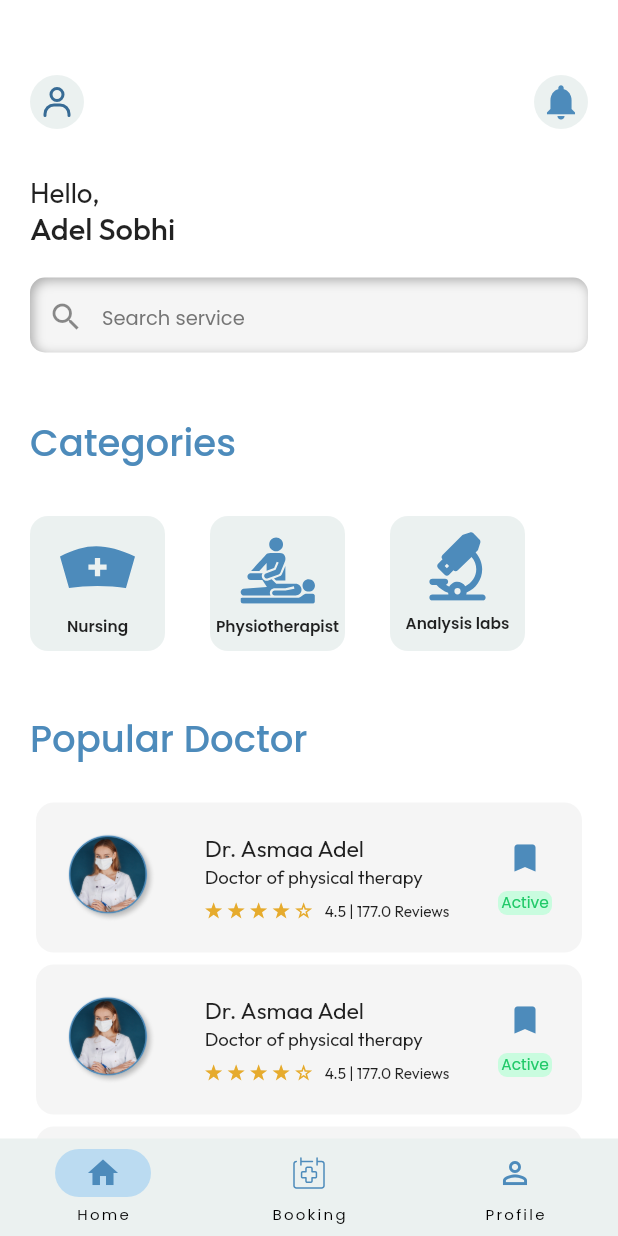
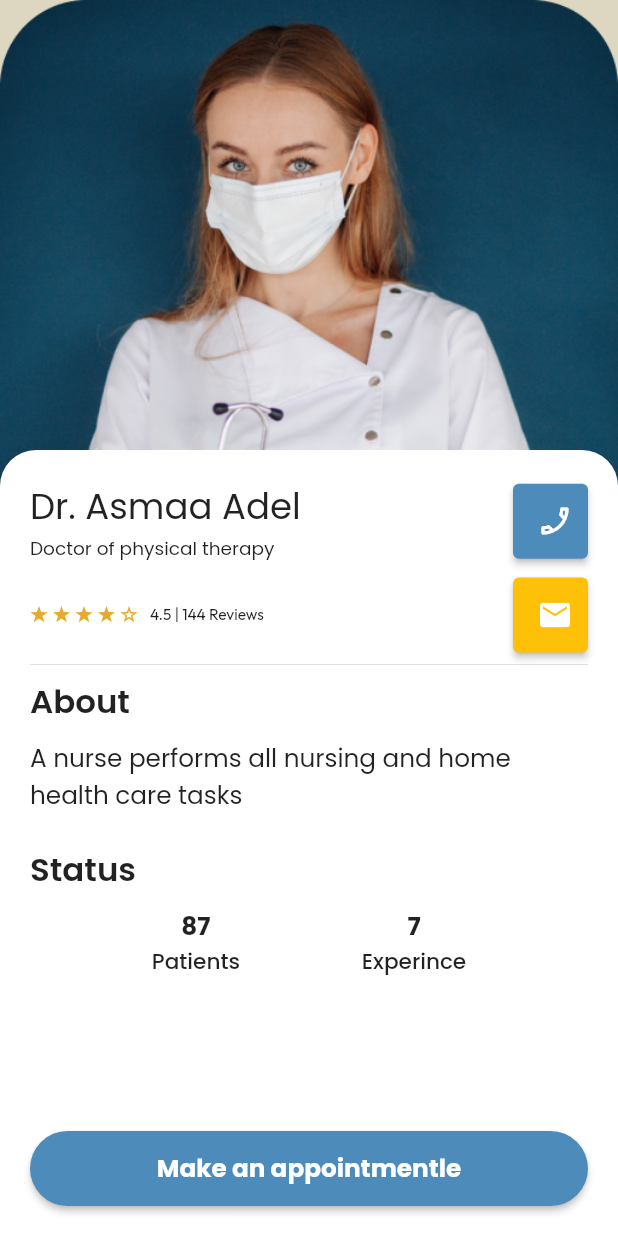
Before and after one commit to ahm3dElgharbawy/DocHome, a Flutter app: the screen it shows after launch, on a phone screen of 412 x 824 dp. Run offline on Flutter 3.47's test engine with Material 3 defaults, Android fonts, the phone set to English and light mode, and no system bars; our stand-ins replace flutter_inset_box_shadow, flutter_svg, get; project files that could hold a hidden picture were left out.

Commit message:
booking-screen_ui-done

```diff
--- a/lib/common/widgets/buttons/rounded_button.dart
+++ b/lib/common/widgets/buttons/rounded_button.dart
@@ -1,4 +1,5 @@
 import 'package:dochome/utils/constants/colors.dart';
+import 'package:dochome/utils/theme/app_styles.dart';
 import 'package:flutter/material.dart';
 
 class CRoundedButton extends StatelessWidget {
@@ -23,7 +24,7 @@ class CRoundedButton extends StatelessWidget {
             borderRadius: BorderRadius.circular(25)
           )
         ),
-        child: Text(title),
+        child: Text(title , style: AppStyles.styleBold16(context),),
       ),
     );
   }
--- /dev/null
+++ b/lib/features/find_cargiver/screens/booking_screen.dart
@@ -0,0 +1,42 @@
+import 'package:dochome/common/widgets/buttons/rounded_button.dart';
+import 'package:dochome/common/widgets/containers/rounded_container.dart';
+import 'package:dochome/features/find_cargiver/widgets/about_section.dart';
+import 'package:dochome/features/find_cargiver/widgets/booking_doctor_details.dart';
+import 'package:dochome/features/find_cargiver/widgets/custom_app_bar.dart';
+import 'package:dochome/features/find_cargiver/widgets/custom_elevated_botton.dart';
+import 'package:dochome/features/find_cargiver/widgets/status_section.dart';
+import 'package:dochome/features/home/widgets/custom_rate_row.dart';
+import 'package:dochome/utils/constants/colors.dart';
+import 'package:dochome/utils/theme/app_styles.dart';
+import 'package:flutter/material.dart';
+import 'package:flutter_svg/svg.dart';
+
+class BookingScreen extends StatelessWidget {
+  const BookingScreen({super.key});
+
+  @override
+  Widget build(BuildContext context) {
+    return Scaffold(
+        backgroundColor: const Color.fromARGB(255, 221, 214, 192),
+        body: Stack(
+          children: [
+            Positioned(
+              top: 0,
+              left: 0,
+              right: 0,
+              child: AspectRatio(
+                aspectRatio: 1,
+                child: Image.asset(
+                  'assets/images/Rectangle 45.png',
+                  fit: BoxFit.cover,
+                ),
+              ),
+            ),
+            const Positioned.fill(
+              top: 300,
+              child: BookingDoctorDetails(),
+            ),
+          ],
+        ));
+  }
+}
--- a/lib/features/find_cargiver/screens/nursing_stuff.dart
+++ b/lib/features/find_cargiver/screens/nursing_stuff.dart
@@ -1,6 +1,6 @@
 import 'package:dochome/features/find_cargiver/widgets/custom_app_bar.dart';
 import 'package:dochome/features/home/models/Doctor_detalis_model.dart';
-import 'package:dochome/features/home/widgets/populer_doctor_list_view_item.dart';
+import 'package:dochome/features/home/widgets/doctor_info.dart';
 import 'package:flutter/material.dart';
 
 class NursingStuff extends StatelessWidget {
--- /dev/null
+++ b/lib/features/find_cargiver/widgets/about_section.dart
@@ -0,0 +1,29 @@
+
+import 'package:dochome/utils/theme/app_styles.dart';
+import 'package:flutter/material.dart';
+
+class AboutSection extends StatelessWidget {
+  const AboutSection({
+    super.key,
+  });
+
+  @override
+  Widget build(BuildContext context) {
+    return Column(
+      crossAxisAlignment: CrossAxisAlignment.start,
+      children: [
+        Text(
+          'About',
+          style: AppStyles.styleSemiBold21(context),
+        ),
+        const SizedBox(
+          height: 10,
+        ),
+        Text(
+          'A nurse performs all nursing and home health care tasks',
+          style: AppStyles.styleLight16(context),
+        ),
+      ],
+    );
+  }
+}
--- /dev/null
+++ b/lib/features/find_cargiver/widgets/booking_doctor_details.dart
@@ -0,0 +1,94 @@
+import 'package:dochome/common/widgets/buttons/rounded_button.dart';
+import 'package:dochome/features/find_cargiver/widgets/about_section.dart';
+import 'package:dochome/features/find_cargiver/widgets/custom_elevated_botton.dart';
+import 'package:dochome/features/find_cargiver/widgets/status_section.dart';
+import 'package:dochome/features/home/widgets/custom_rate_row.dart';
+import 'package:dochome/utils/constants/colors.dart';
+import 'package:dochome/utils/theme/app_styles.dart';
+import 'package:flutter/material.dart';
+
+class BookingDoctorDetails extends StatelessWidget {
+  const BookingDoctorDetails({
+    super.key,
+  });
+
+  @override
+  Widget build(BuildContext context) {
+    return Container(
+      decoration: const BoxDecoration(
+        color: Colors.white,
+        borderRadius: BorderRadiusDirectional.only(
+          topStart: Radius.circular(24),
+          topEnd: Radius.circular(24),
+        ),
+      ),
+      child: Padding(
+        padding: const EdgeInsets.only(top: 20, left: 20, right: 20),
+        child: Column(
+          crossAxisAlignment: CrossAxisAlignment.start,
+          children: [
+            Row(
+              mainAxisAlignment: MainAxisAlignment.spaceBetween,
+              children: [
+                Column(
+                  crossAxisAlignment: CrossAxisAlignment.start,
+                  children: [
+                    FittedBox(
+                      fit: BoxFit.scaleDown,
+                      child: Text(
+                        'Dr. Asmaa Adel ',
+                        style: AppStyles.styleRegular23(context),
+                      ),
+                    ),
+                    FittedBox(
+                      fit: BoxFit.scaleDown,
+                      child: Text(
+                        'Doctor of physical therapy',
+                        style: AppStyles.styleLight12(context),
+                      ),
+                    ),
+                  ],
+                ),
+                const CustomElevatedButton(
+                  icon: Icons.phone_enabled_outlined,
+                  color: CColors.primary,
+                ),
+              ],
+            ),
+            const SizedBox(
+              height: 10,
+            ),
+            const Row(
+              mainAxisAlignment: MainAxisAlignment.spaceBetween,
+              children: [
+                CustomRateRow(),
+                CustomElevatedButton(
+                  icon: Icons.email,
+                  color: Colors.amber,
+                ),
+              ],
+            ),
+            const Divider(),
+            const AboutSection(),
+            const SizedBox(
+              height: 20,
+            ),
+            const StatusSection(),
+           const Expanded(
+              child:  SizedBox(
+                height: 20,
+              ),
+            ),
+            CRoundedButton(
+              title: 'Make an appointmentle',
+              onPressed: () {},
+            ),
+          const  SizedBox(
+                height: 20,
+              ),
+          ],
+        ),
+      ),
+    );
+  }
+}
--- /dev/null
+++ b/lib/features/find_cargiver/widgets/custom_elevated_botton.dart
@@ -0,0 +1,23 @@
+
+import 'package:flutter/material.dart';
+
+class CustomElevatedButton extends StatelessWidget {
+  const CustomElevatedButton({
+    super.key, required this.color, required this.icon,
+  });
+final Color color;
+final IconData icon;
+  @override
+  Widget build(BuildContext context) {
+    return SizedBox(
+      height: 50,
+      width: 50,
+      child: ElevatedButton(
+        style: ElevatedButton.styleFrom(
+            backgroundColor: color, ),
+        onPressed: () {},
+        child:  Center(child: Icon(icon)),
+      ),
+    );
+  }
+}
--- /dev/null
+++ b/lib/features/find_cargiver/widgets/status_section.dart
@@ -0,0 +1,54 @@
+
+import 'package:dochome/utils/theme/app_styles.dart';
+import 'package:flutter/material.dart';
+
+class StatusSection extends StatelessWidget {
+  const StatusSection({
+    super.key,
+  });
+
+  @override
+  Widget build(BuildContext context) {
+    return Column(
+      crossAxisAlignment: CrossAxisAlignment.start,
+      children: [
+        Text(
+          'Status',
+          style: AppStyles.styleSemiBold21(context),
+        ),
+        const SizedBox(
+          height: 10,
+        ),
+        Row(
+          mainAxisAlignment: MainAxisAlignment.spaceEvenly,
+          children: [
+            Column(
+              children: [
+                Text(
+                  '87',
+                  style: AppStyles.styleBold16(context),
+                ),
+                Text(
+                  'Patients',
+                  style: AppStyles.styleMedium14(context),
+                )
+              ],
+            ),
+            Column(
+              children: [
+                Text(
+                  '7',
+                  style: AppStyles.styleBold16(context),
+                ),
+                Text(
+                  'Experince',
+                  style: AppStyles.styleMedium14(context),
+                )
+              ],
+            ),
+          ],
+        ),
+      ],
+    );
+  }
+}
--- a/lib/features/home/models/Doctor_detalis_model.dart
+++ b/lib/features/home/models/Doctor_detalis_model.dart
@@ -1,7 +1,8 @@
 class DoctorDetalisModel {
 
   final String image , name , titel ;
-  final double rate , reviews;
+  final double rate ;
+  final int reviews;
 
  const DoctorDetalisModel({required this.image, required this.name, required this.titel, required this.rate, required this.reviews});
 }
--- a/lib/features/home/screens/notifications_screen.dart
+++ b/lib/features/home/screens/notifications_screen.dart
@@ -9,7 +9,7 @@ class NotificationsScreen extends StatelessWidget {
   @override
   Widget build(BuildContext context) {
     return  Scaffold(
-      appBar: CustomAppBar(titel: 'Notifications'),
+      appBar: const CustomAppBar(titel: 'Notifications'),
 
       body:  Center(
         child: Column(
--- /dev/null
+++ b/lib/features/home/widgets/custom_rate_row.dart
@@ -0,0 +1,29 @@
+
+import 'package:dochome/features/home/models/Doctor_detalis_model.dart';
+import 'package:dochome/utils/theme/app_styles.dart';
+import 'package:flutter/material.dart';
+import 'package:flutter_svg/svg.dart';
+
+class CustomRateRow extends StatelessWidget {
+  const CustomRateRow({
+    super.key,
+  });
+
+
+  @override
+  Widget build(BuildContext context) {
+    return Row(
+      children: [
+        SvgPicture.asset('assets/images/stars.svg'),
+        const SizedBox(
+          width: 8,
+        ),
+        Text(
+          '${4.5} | ${144} Reviews',
+          style: AppStyles.styleRegular10(context)
+              .copyWith(fontFamily: 'Outfit'),
+        ),
+      ],
+    );
+  }
+}
--- a/lib/features/home/widgets/populer_doctor_list_view_item.dart
+++ b/lib/features/home/widgets/doctor_info.dart
@@ -1,4 +1,5 @@
 import 'package:dochome/features/home/models/Doctor_detalis_model.dart';
+import 'package:dochome/features/home/widgets/custom_rate_row.dart';
 import 'package:dochome/utils/constants/colors.dart';
 import 'package:dochome/utils/theme/app_styles.dart';
 import 'package:flutter/material.dart';
@@ -48,19 +49,7 @@ class DoctorInfoItem extends StatelessWidget {
                 const SizedBox(
                   height: 8,
                 ),
-                Row(
-                  children: [
-                    SvgPicture.asset('assets/images/stars.svg'),
-                    const SizedBox(
-                      width: 8,
-                    ),
-                    Text(
-                      '${doctorDetalisModel.rate} | ${doctorDetalisModel.reviews} Reviews',
-                      style: AppStyles.styleRegular10(context)
-                          .copyWith(fontFamily: 'Outfit'),
-                    ),
-                  ],
-                ),
+                CustomRateRow(),
               ],
             ),
             Column(
--- a/lib/features/home/widgets/populer_doctor_list_view.dart
+++ b/lib/features/home/widgets/populer_doctor_list_view.dart
@@ -1,5 +1,5 @@
 import 'package:dochome/features/home/models/Doctor_detalis_model.dart';
-import 'package:dochome/features/home/widgets/populer_doctor_list_view_item.dart';
+import 'package:dochome/features/home/widgets/doctor_info.dart';
 import 'package:flutter/material.dart';
 
 class PopularDoctorsListView extends StatelessWidget {
--- a/lib/main.dart
+++ b/lib/main.dart
@@ -1,3 +1,4 @@
+import 'package:dochome/features/find_cargiver/screens/booking_screen.dart';
 import 'package:dochome/features/find_cargiver/screens/nursing_category.dart';
 import 'package:dochome/features/find_cargiver/screens/nursing_stuff.dart';
 import 'package:dochome/features/home/screens/home.dart';
@@ -15,21 +16,21 @@ class MyApp extends StatelessWidget {
   // This widget is the root of your application.
   @override
   Widget build(BuildContext context) {
-    return GetMaterialApp(
+    return MaterialApp(
       title: 'Doc Home',
       debugShowCheckedModeBanner: false,
       theme: ThemeData(
           fontFamily: "Poppins",
           useMaterial3: false,
           scaffoldBackgroundColor: Colors.white),
-      // home: const NursingCategory(),
-       initialRoute: '/Home',
-      getPages: [
-        GetPage(name: '/Home', page: () => Home()),
-        GetPage(name: '/NursingCategory', page: () => NursingCategory()),
-        GetPage(name: '/NursingStuff', page: () => NursingStuff()),
-        GetPage(name: '/NotificationsScreen', page: () => NotificationsScreen()),
-      ],
+      home: const BookingScreen(),
+    //    initialRoute: '/Home',
+    //   getPages: [
+    //     GetPage(name: '/Home', page: () => Home()),
+    //     GetPage(name: '/NursingCategory', page: () => NursingCategory()),
+    //     GetPage(name: '/NursingStuff', page: () => NursingStuff()),
+    //     GetPage(name: '/NotificationsScreen', page: () => NotificationsScreen()),
+    //   ],
     );
   }
 }
```
Also changed, not shown: assets/images/Rectangle 45.png (added).
